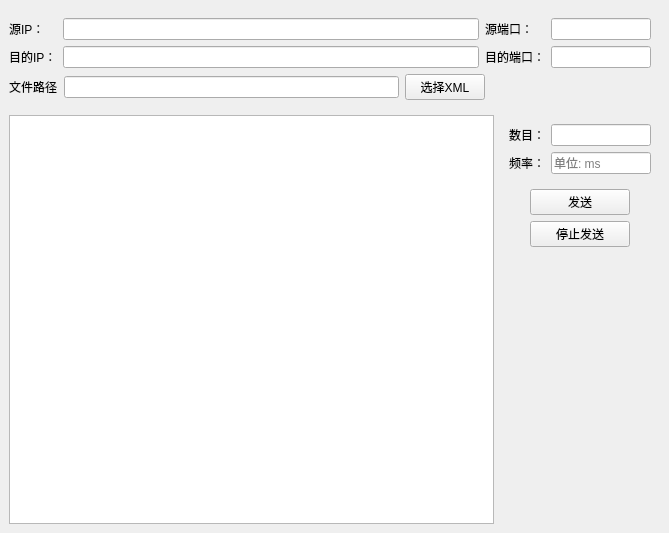
Before: the Qt Designer form mainwindow.ui in Haikez/udpSimulator, drawn with Qt 5.
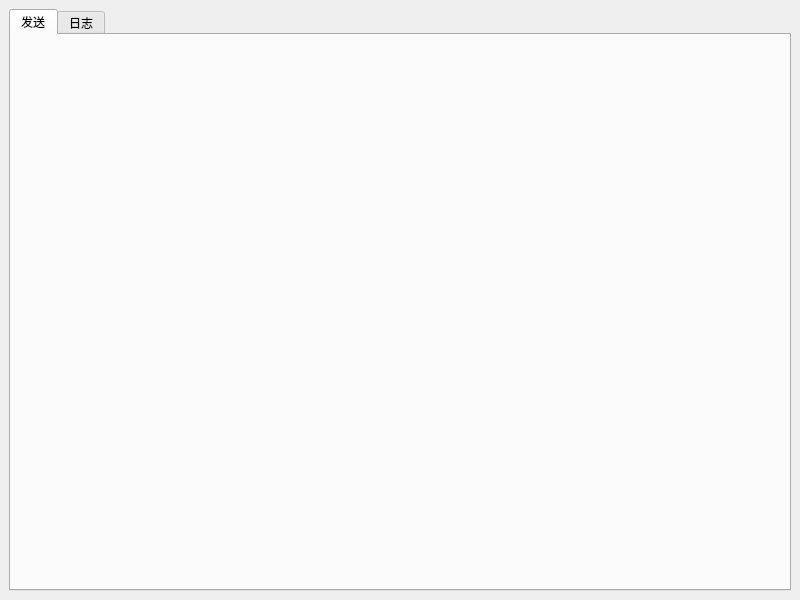
After: the same form once the commit is applied.

Commit message: 重构页面布局，加入tab标签页，把页面分为发送页和日志页

Diff of the .ui file:
```diff
--- a/mainwindow.ui
+++ b/mainwindow.ui
@@ -6,226 +6,30 @@
    <rect>
     <x>0</x>
     <y>0</y>
-    <width>669</width>
-    <height>533</height>
+    <width>800</width>
+    <height>600</height>
    </rect>
   </property>
   <property name="windowTitle">
    <string>udpSimulator</string>
   </property>
   <widget class="QWidget" name="centralwidget">
-   <layout class="QGridLayout" name="gridLayout_2">
-    <item row="0" column="0" colspan="2">
-     <widget class="QWidget" name="widget" native="true">
-      <property name="sizePolicy">
-       <sizepolicy hsizetype="Preferred" vsizetype="Fixed">
-        <horstretch>0</horstretch>
-        <verstretch>0</verstretch>
-       </sizepolicy>
+   <layout class="QVBoxLayout" name="verticalLayout">
+    <item>
+     <widget class="QTabWidget" name="tabWidget">
+      <property name="currentIndex">
+       <number>0</number>
       </property>
-      <layout class="QGridLayout" name="gridLayout">
-       <property name="leftMargin">
-        <number>0</number>
-       </property>
-       <property name="bottomMargin">
-        <number>0</number>
-       </property>
-       <item row="1" column="3">
-        <widget class="QLabel" name="destPortLb">
-         <property name="text">
-          <string>目的端口：</string>
-         </property>
-        </widget>
-       </item>
-       <item row="0" column="4">
-        <widget class="QLineEdit" name="sourcePortLE">
-         <property name="maximumSize">
-          <size>
-           <width>100</width>
-           <height>16777215</height>
-          </size>
-         </property>
-         <property name="frame">
-          <bool>true</bool>
-         </property>
-        </widget>
-       </item>
-       <item row="0" column="1">
-        <widget class="QLineEdit" name="sourceIPLE"/>
-       </item>
-       <item row="0" column="0">
-        <widget class="QLabel" name="sourceIPLb">
-         <property name="text">
-          <string>源IP：</string>
-         </property>
-        </widget>
-       </item>
-       <item row="1" column="1">
-        <widget class="QLineEdit" name="destIPLE"/>
-       </item>
-       <item row="0" column="3">
-        <widget class="QLabel" name="sourcePortLb">
-         <property name="text">
-          <string>源端口：</string>
-         </property>
-        </widget>
-       </item>
-       <item row="1" column="0">
-        <widget class="QLabel" name="destIPLb">
-         <property name="text">
-          <string>目的IP：</string>
-         </property>
-        </widget>
-       </item>
-       <item row="1" column="4">
-        <widget class="QLineEdit" name="destPortLE">
-         <property name="maximumSize">
-          <size>
-           <width>100</width>
-           <height>16777215</height>
-          </size>
-         </property>
-        </widget>
-       </item>
-      </layout>
-     </widget>
-    </item>
-    <item row="1" column="0">
-     <widget class="QWidget" name="widget_4" native="true">
-      <property name="sizePolicy">
-       <sizepolicy hsizetype="Preferred" vsizetype="Preferred">
-        <horstretch>0</horstretch>
-        <verstretch>0</verstretch>
-       </sizepolicy>
-      </property>
-      <layout class="QHBoxLayout" name="horizontalLayout">
-       <property name="leftMargin">
-        <number>0</number>
-       </property>
-       <property name="topMargin">
-        <number>0</number>
-       </property>
-       <item>
-        <widget class="QLabel" name="FilePathLb">
-         <property name="text">
-          <string>文件路径</string>
-         </property>
-        </widget>
-       </item>
-       <item>
-        <widget class="QLineEdit" name="FilePathLE"/>
-       </item>
-       <item>
-        <widget class="QPushButton" name="selectXMLBtn">
-         <property name="text">
-          <string>选择XML</string>
-         </property>
-        </widget>
-       </item>
-      </layout>
-     </widget>
-    </item>
-    <item row="2" column="0">
-     <widget class="QTextEdit" name="logText"/>
-    </item>
-    <item row="2" column="1">
-     <widget class="QWidget" name="widget_3" native="true">
-      <property name="sizePolicy">
-       <sizepolicy hsizetype="Fixed" vsizetype="Preferred">
-        <horstretch>0</horstretch>
-        <verstretch>0</verstretch>
-       </sizepolicy>
-      </property>
-      <layout class="QGridLayout" name="gridLayout_3">
-       <item row="5" column="0" colspan="2">
-        <widget class="QWidget" name="widget_2" native="true">
-         <layout class="QGridLayout" name="gridLayout_4">
-          <item row="0" column="0">
-           <widget class="QPushButton" name="sendBtn">
-            <property name="maximumSize">
-             <size>
-              <width>100</width>
-              <height>16777215</height>
-             </size>
-            </property>
-            <property name="text">
-             <string>发送</string>
-            </property>
-           </widget>
-          </item>
-          <item row="1" column="0">
-           <widget class="QPushButton" name="stopBtn">
-            <property name="maximumSize">
-             <size>
-              <width>100</width>
-              <height>16777215</height>
-             </size>
-            </property>
-            <property name="text">
-             <string>停止发送</string>
-            </property>
-           </widget>
-          </item>
-          <item row="2" column="0">
-           <spacer name="verticalSpacer">
-            <property name="orientation">
-             <enum>Qt::Orientation::Vertical</enum>
-            </property>
-            <property name="sizeHint" stdset="0">
-             <size>
-              <width>20</width>
-              <height>40</height>
-             </size>
-            </property>
-           </spacer>
-          </item>
-         </layout>
-        </widget>
-       </item>
-       <item row="3" column="1">
-        <widget class="QLineEdit" name="freqLE">
-         <property name="maximumSize">
-          <size>
-           <width>100</width>
-           <height>16777215</height>
-          </size>
-         </property>
-         <property name="text">
-          <string/>
-         </property>
-         <property name="placeholderText">
-          <string>单位: ms</string>
-         </property>
-         <property name="clearButtonEnabled">
-          <bool>false</bool>
-         </property>
-        </widget>
-       </item>
-       <item row="2" column="1">
-        <widget class="QLineEdit" name="numLE">
-         <property name="maximumSize">
-          <size>
-           <width>100</width>
-           <height>16777215</height>
-          </size>
-         </property>
-        </widget>
-       </item>
-       <item row="3" column="0">
-        <widget class="QLabel" name="freqLb">
-         <property name="text">
-          <string>频率：</string>
-         </property>
-        </widget>
-       </item>
-       <item row="2" column="0">
-        <widget class="QLabel" name="numLb">
-         <property name="text">
-          <string>数目：</string>
-         </property>
-        </widget>
-       </item>
-      </layout>
+      <widget class="QWidget" name="sendTab">
+       <attribute name="title">
+        <string>发送</string>
+       </attribute>
+      </widget>
+      <widget class="QWidget" name="logTab">
+       <attribute name="title">
+        <string>日志</string>
+       </attribute>
+      </widget>
      </widget>
     </item>
    </layout>
```
The commit also changes 11 other files.
